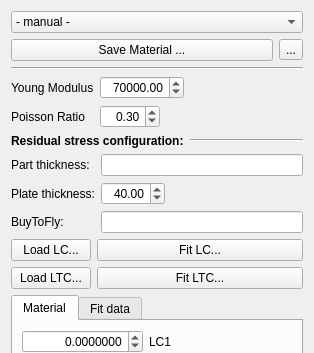
The window that src/Mod/Machining_Distortion/MaterialFit.ui (freefrags006/FreeCAD_Assembly) describes before a commit, drawn with Qt 5; both pictures show x 0 to 314 and y 0 to 353 of the 314 by 910 pixel window.
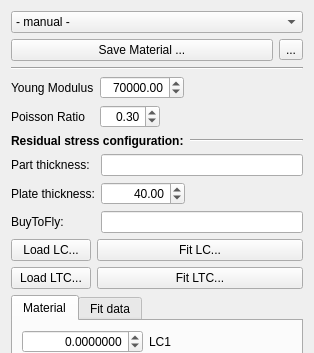
The same window after the commit.

What changed in the file:
```diff
--- a/src/Mod/Machining_Distortion/MaterialFit.ui
+++ b/src/Mod/Machining_Distortion/MaterialFit.ui
@@ -193,7 +193,7 @@
         <set>Qt::AlignRight|Qt::AlignTrailing|Qt::AlignVCenter</set>
        </property>
        <property name="maximum">
-        <double>500.000000000000000</double>
+        <double>500000.000000000000000</double>
        </property>
        <property name="singleStep">
         <double>1.000000000000000</double>
```
